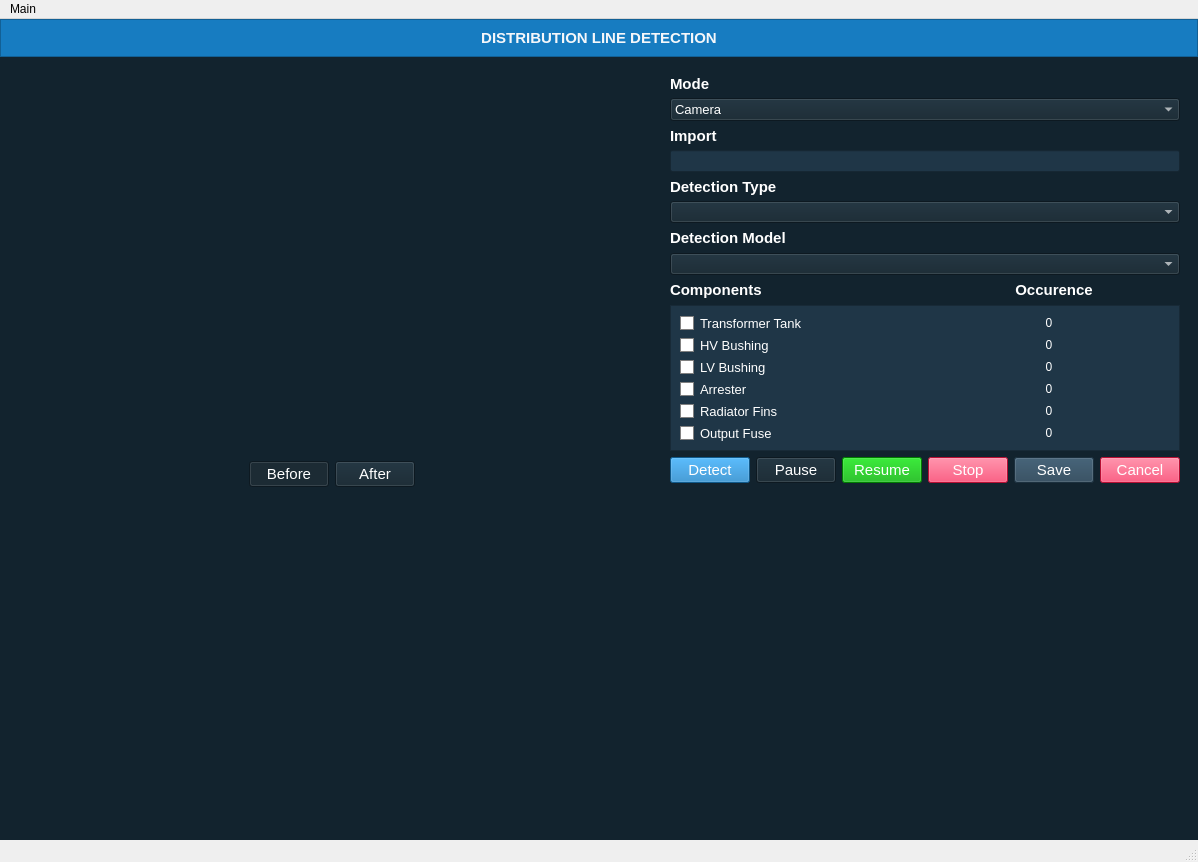
First picture: the form in ui_main.ui, repository RielJ/msuiit-transformers-gui, before the edit.
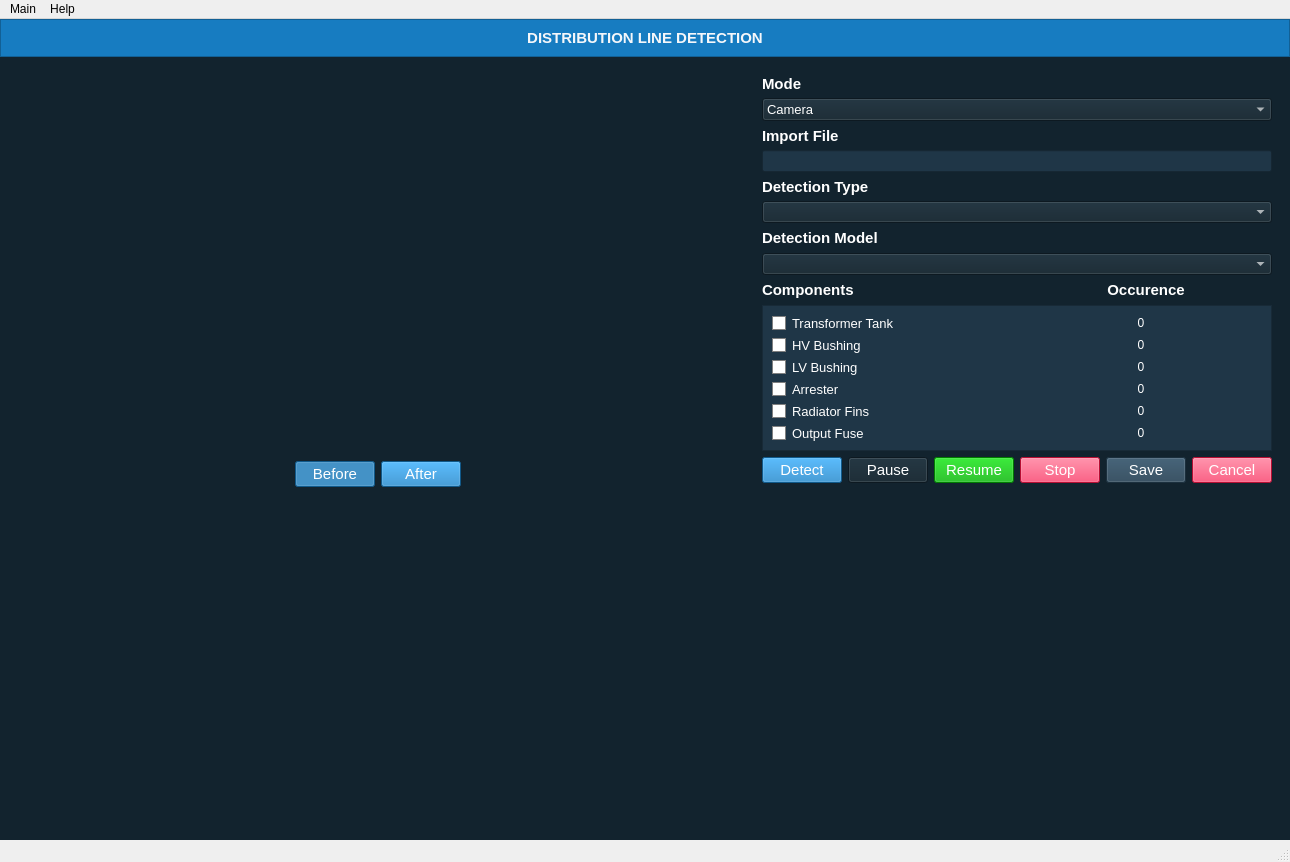
Second picture: the form after the edit. Icons and pictures are not drawn.

```diff
--- a/ui_main.ui
+++ b/ui_main.ui
@@ -6,7 +6,7 @@
    <rect>
     <x>0</x>
     <y>0</y>
-    <width>1198</width>
+    <width>1290</width>
     <height>862</height>
    </rect>
   </property>
@@ -148,6 +148,9 @@
                    <pointsize>11</pointsize>
                   </font>
                  </property>
+                 <property name="styleSheet">
+                  <string notr="true">background-color: #177CC1;</string>
+                 </property>
                  <property name="text">
                   <string>Before</string>
                  </property>
@@ -166,6 +169,9 @@
                    <pointsize>11</pointsize>
                   </font>
                  </property>
+                 <property name="styleSheet">
+                  <string notr="true">background-color: #177CC1;</string>
+                 </property>
                  <property name="text">
                   <string>After</string>
                  </property>
@@ -462,7 +468,7 @@
                  </font>
                 </property>
                 <property name="text">
-                 <string>Import</string>
+                 <string>Import File</string>
                 </property>
                </widget>
               </item>
@@ -775,8 +781,8 @@
     <rect>
      <x>0</x>
      <y>0</y>
-     <width>1198</width>
-     <height>20</height>
+     <width>1290</width>
+     <height>26</height>
     </rect>
    </property>
    <widget class="QMenu" name="menuMain">
@@ -785,7 +791,13 @@
     </property>
     <addaction name="actionExit"/>
    </widget>
+   <widget class="QMenu" name="menuHelp">
+    <property name="title">
+     <string>Help</string>
+    </property>
+   </widget>
    <addaction name="menuMain"/>
+   <addaction name="menuHelp"/>
   </widget>
   <widget class="QStatusBar" name="statusBar"/>
   <action name="actionExit">
```
